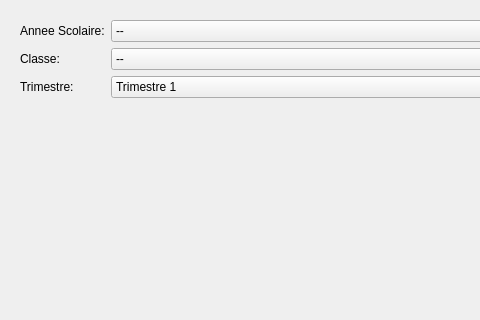
Old version of the form notespage.ui in the repository self-root/lycee; both pictures show x 0 to 480 and y 0 to 320 of the 809 by 524 pixel window.
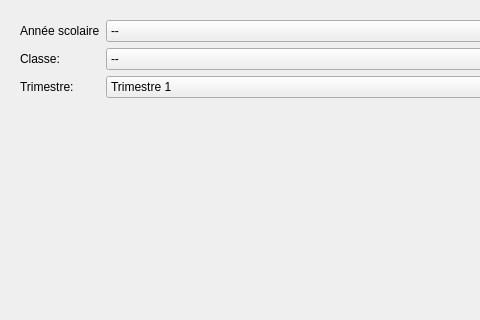
New version of the form.

Diff of the .ui file:
```diff
--- a/notespage.ui
+++ b/notespage.ui
@@ -35,7 +35,7 @@
          <item row="0" column="0">
           <widget class="QLabel" name="label">
            <property name="text">
-            <string>Annee Scolaire:</string>
+            <string>Année scolaire</string>
            </property>
           </widget>
          </item>
```
